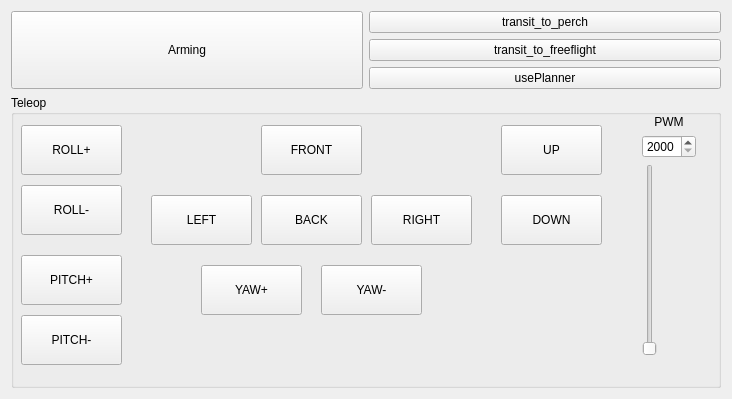
Before: the Qt Designer form resources/gcs_plugin_6dof.ui in DongjaeLee95/px4_gcs_rqt, drawn with Qt 5.
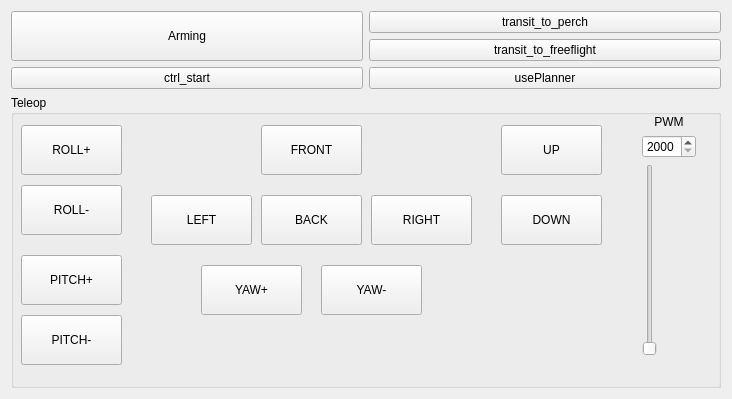
After: the same form once the commit is applied.

```diff
--- a/resources/gcs_plugin_6dof.ui
+++ b/resources/gcs_plugin_6dof.ui
@@ -243,7 +243,7 @@
      </property>
     </widget>
    </item>
-   <item row="2" column="0" rowspan="3">
+   <item row="2" column="0" rowspan="2">
     <widget class="QPushButton" name="btnArming">
      <property name="enabled">
       <bool>true</bool>
@@ -265,6 +265,13 @@
      </property>
     </widget>
    </item>
+   <item row="4" column="0">
+    <widget class="QPushButton" name="btnCtrl_start">
+     <property name="text">
+      <string>ctrl_start</string>
+     </property>
+    </widget>
+   </item>
   </layout>
  </widget>
  <resources/>
```
